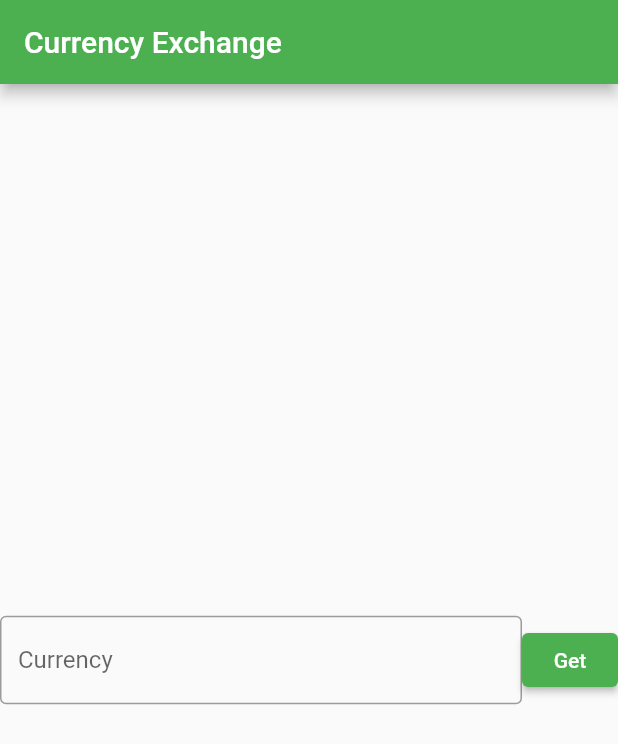
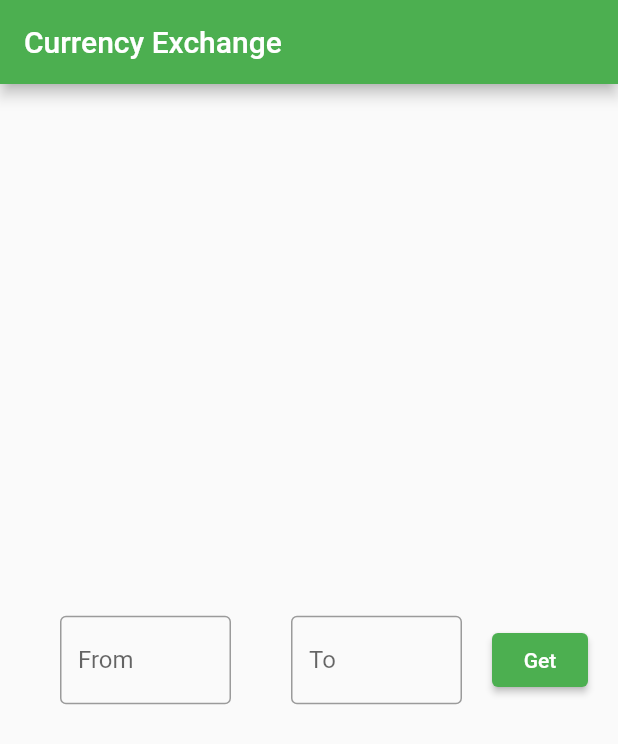
Before and after one commit to katarzynakozlowska/currency_exchange, a Flutter app: the screen it shows after launch, on a phone screen of 412 x 824 dp. Shown: the top 744 px of the screen. Run offline on Flutter 3.47's test engine with Material 2 defaults, Android fonts, the phone set to English and light mode, and no system bars; our stand-ins replace bloc, dio, flutter_bloc.

Commit message:
Add currency exchange functionality

```diff
--- a/lib/data_source/remote_data_source.dart
+++ b/lib/data_source/remote_data_source.dart
@@ -2,19 +2,19 @@ import 'package:dio/dio.dart';
 
 class ExchangeDataSource {
   //wszystkie dane, które wprowadza uytkownik--> from
-  Future<Map<String, dynamic>?> getExchangData({required String from}) async {
+  Future<Map<String, dynamic>?> getExchangData({required String from, required String to}) async {
     try {
       //https://v6.exchangerate-api.com/v6/1194b9f1153fcdb162219662/latest/USD
       //musimy przetransferować format dynamic, który przychodzi od dio do map string, dynamic
       //przypisujemy nową zmienną dla metody get do dio
       final response = await Dio().get<Map<String, dynamic>>(
-        'https://v6.exchangerate-api.com/v6/1194b9f1153fcdb162219662/latest/$from',
+        'https://v6.exchangerate-api.com/v6/1194b9f1153fcdb162219662/pair/$from/$to',
       );
 
       //response.data to zmienna od data source, orginalna, musimy jej przyporządkować nową zmienną
       return response.data;
     } on DioError catch (error) {
-      throw Exception(error.response?.data['error'] ?? 'Unknown Problem');
+      throw Exception(error.response?.data['result'] ?? 'Unknown Problem');
     }
   }
 }
--- a/lib/features/pages/home_page.dart
+++ b/lib/features/pages/home_page.dart
@@ -33,7 +33,8 @@ class HomePage extends StatelessWidget {
           return Scaffold(
             //pierwszego returna wrapujemy w builder zeby wypisać warunki
             appBar: AppBar(title: const Text('Currency Exchange')),
-            body: Builder(builder: (context) {
+            body: Center(
+              child: Builder(builder: (context) {
                 //posługujemy się zmiennymi ze state
                 if (state.status == Status.loading) {
                   return const Center(
@@ -42,12 +43,24 @@ class HomePage extends StatelessWidget {
                   ));
                 }
                 if (exchangeModel == null) {
-                return SearchWidget();
+                  return Scaffold(
+                    body: SearchWidget(),
+                  );
+                } else {
+                  return Scaffold(
+                    body: Center(
+                      child: Column(
+                        mainAxisAlignment: MainAxisAlignment.center,
+                        children: [
+                          ExchangeWidget(exchangeModel: exchangeModel),
+                          SearchWidget(),
+                        ],
+                      ),
+                    ),
+                  );
                 }
-              return ExchangeWidget(
-                exchangeModel: exchangeModel,
-              );
               }),
+            ),
           );
         },
       ),
@@ -66,11 +79,27 @@ class ExchangeWidget extends StatelessWidget {
   Widget build(BuildContext context) {
     return BlocBuilder<ExchangeCubit, ExchangeState>(
       builder: (context, state) {
-        return Scaffold(
-          body: Column(
+        return Center(
+          child: Column(
+            children: [
+              Row(
+                mainAxisAlignment: MainAxisAlignment.center,
                 children: [
                   Text(exchangeModel.from,
-                  style: Theme.of(context).textTheme.headline1),
+                      style: Theme.of(context).textTheme.headline2),
+                  const SizedBox(
+                    width: 20.0,
+                  ),
+                  Text('to', style: Theme.of(context).textTheme.headline5),
+                  const SizedBox(
+                    width: 20.0,
+                  ),
+                  Text(
+                    exchangeModel.to,
+                    style: Theme.of(context).textTheme.headline2,
+                  ),
+                ],
+              ),
               Text(
                 exchangeModel.result.toString(),
                 style: Theme.of(context).textTheme.headline2,
@@ -88,27 +117,45 @@ class SearchWidget extends StatelessWidget {
     Key? key,
   }) : super(key: key);
   final _fromcontroller = TextEditingController();
+  final _tocontroller = TextEditingController();
   @override
   Widget build(BuildContext context) {
-    return Scaffold(
-      body: Center(
+    return Center(
+      child: Padding(
+        padding: const EdgeInsets.all(20.0),
         child: Row(
           children: [
             Expanded(
+              child: Padding(
+                padding: const EdgeInsets.all(20.0),
                 child: TextField(
                   controller: _fromcontroller,
                   decoration: const InputDecoration(
                       border: OutlineInputBorder(),
-                    label: Text('Currency'),
+                      label: Text('From'),
                       hintText: 'EUR'),
+                ),
+              ),
+            ),
+            Expanded(
+              child: Padding(
+                padding: const EdgeInsets.all(20.0),
+                child: TextField(
+                  controller: _tocontroller,
+                  decoration: const InputDecoration(
+                      border: OutlineInputBorder(),
+                      label: Text('To'),
+                      hintText: 'PLN'),
+                ),
               ),
             ),
             ElevatedButton(
                 //przekazujemy naszą metodę z cubita
                 onPressed: () {
-                  context
-                      .read<ExchangeCubit>()
-                      .getExchangeRate(from: _fromcontroller.text);
+                  context.read<ExchangeCubit>().getExchangeRate(
+                        from: _fromcontroller.text,
+                        to: _tocontroller.text,
+                      );
                 },
                 child: const Text('Get')),
           ],
--- a/lib/main.dart
+++ b/lib/main.dart
@@ -15,7 +15,7 @@ class MyApp extends StatelessWidget {
       theme: ThemeData(
         primarySwatch: Colors.green,
       ),
-      home: HomePage(),
+      home: const HomePage(),
     );
   }
 }
--- a/lib/models/exchange_model.dart
+++ b/lib/models/exchange_model.dart
@@ -1,10 +1,12 @@
 class ExchangeModel {
-  ExchangeModel({required this.from, required this.result});
+  ExchangeModel({required this.from, required this.to,required this.result});
   //wszystkie zmienne, które są wprowadzane i dostarczane z bazy
   final String from;
+  final String to;
   final double result;
 
   ExchangeModel.fromJson(Map<String, dynamic> json)
       : from = json['base_code'],
-        result = json['conversion_rates']['USD'] + 0.0;
+      to=json['target_code'],
+        result = json['conversion_rate'] + 0.0;
 }
--- a/lib/repositories/exchange_repository.dart
+++ b/lib/repositories/exchange_repository.dart
@@ -5,8 +5,12 @@ class ExchangeRepository {
   ExchangeRepository(this._exchangeDataSource);
   final ExchangeDataSource _exchangeDataSource;
 
-  Future<ExchangeModel?> getExchangeModel({required String from}) async {
-    final json = await _exchangeDataSource.getExchangData(from: from);
+  Future<ExchangeModel?> getExchangeModel(
+      {required String from, required String to}) async {
+    final json = await _exchangeDataSource.getExchangData(
+      from: from,
+      to: to,
+    );
     if (json == null) {
       return null;
     }
```
Also changed, not shown: lib/features/cubit/exchange_cubit.dart (+5 -2 lines). Lines whose indentation alone changed are shown as unchanged.
